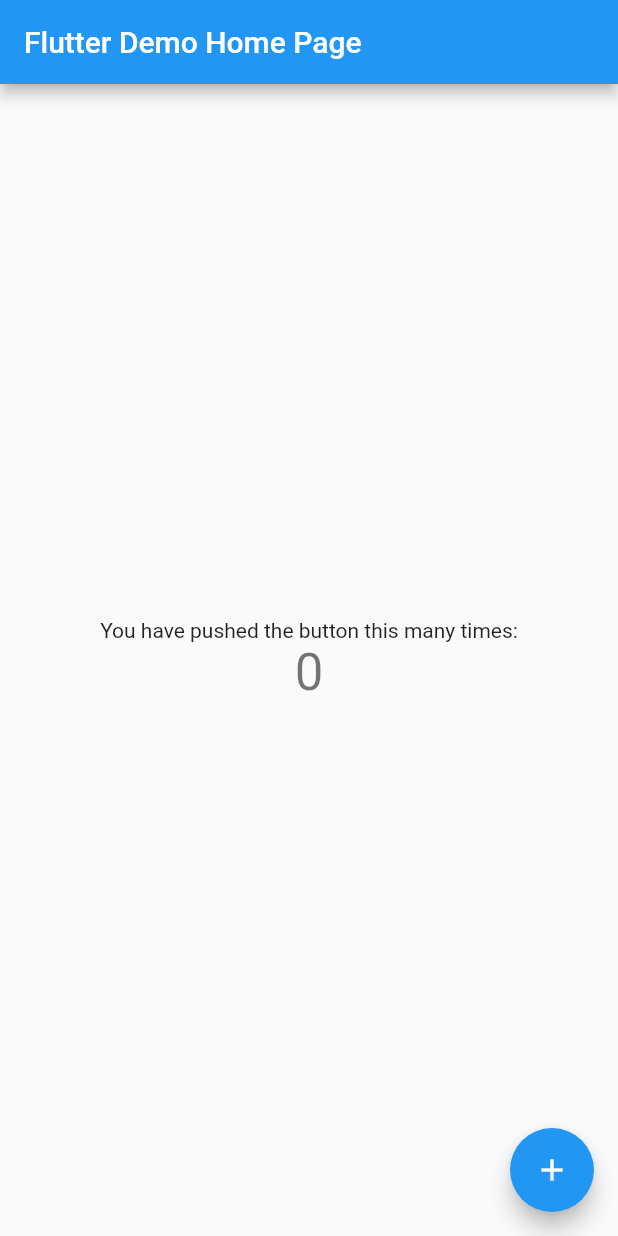
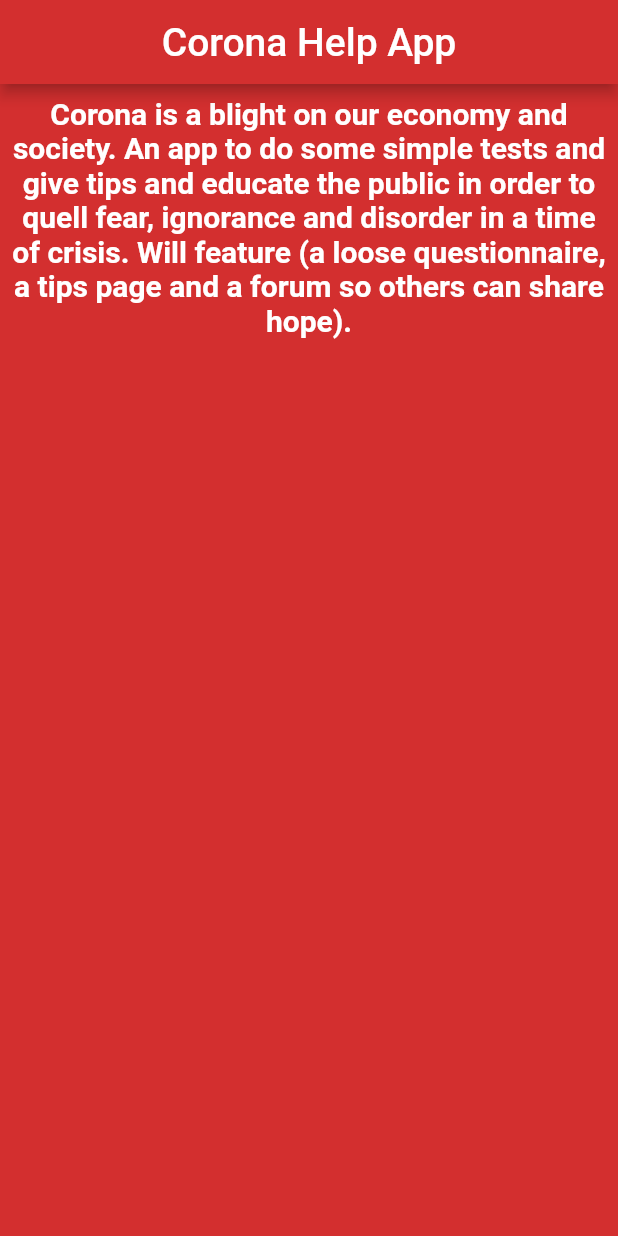
Before and after one commit to BlinkCreator/covid19help_app, a Flutter app: the screen it shows after launch, on a phone screen of 412 x 824 dp. Run offline on Flutter 3.47's test engine with Material 2 defaults, Android fonts, the phone set to English and light mode, and no system bars.

Commit message:
Initial changes

```diff
--- a/lib/main.dart
+++ b/lib/main.dart
@@ -1,111 +1,39 @@
 import 'package:flutter/material.dart';
 
-void main() => runApp(MyApp());
+void main() {
+  return runApp(
+    MaterialApp(
+      home: Scaffold(
+        backgroundColor: Colors.red[700],
+        appBar: AppBar(
+          title: Center(child: Text('Corona Help App', style: TextStyle(fontSize: 26),)),
+          backgroundColor: Colors.red[700],
+        ),
+        body: CoronaHelpApp(),
+      ),
+    ),
+  );
+}
 
-class MyApp extends StatelessWidget {
-  // This widget is the root of your application.
+class CoronaHelpApp extends StatelessWidget {
   @override
   Widget build(BuildContext context) {
-    return MaterialApp(
-      title: 'Flutter Demo',
-      theme: ThemeData(
-        // This is the theme of your application.
-        //
-        // Try running your application with "flutter run". You'll see the
-        // application has a blue toolbar. Then, without quitting the app, try
-        // changing the primarySwatch below to Colors.green and then invoke
-        // "hot reload" (press "r" in the console where you ran "flutter run",
-        // or simply save your changes to "hot reload" in a Flutter IDE).
-        // Notice that the counter didn't reset back to zero; the application
-        // is not restarted.
-        primarySwatch: Colors.blue,
+    return Padding(
+      padding: const EdgeInsets.all(8.0),
+      child: Text(
+        "Corona is a blight on our economy and society. An "
+            "app to do some simple tests and give tips "
+            "and educate the public in order to quell fear, "
+            "ignorance and disorder in a time of crisis. Will "
+            "feature (a loose questionnaire, a tips page and a "
+            "forum so others can share hope).",
+        textAlign: TextAlign.center,
+        style: TextStyle(
+          color: Colors.white,
+          fontWeight: FontWeight.bold,
+          fontSize: 20,
+        ),
       ),
-      home: MyHomePage(title: 'Flutter Demo Home Page'),
     );
   }
 }
-
-class MyHomePage extends StatefulWidget {
-  MyHomePage({Key key, this.title}) : super(key: key);
-
-  // This widget is the home page of your application. It is stateful, meaning
-  // that it has a State object (defined below) that contains fields that affect
-  // how it looks.
-
-  // This class is the configuration for the state. It holds the values (in this
-  // case the title) provided by the parent (in this case the App widget) and
-  // used by the build method of the State. Fields in a Widget subclass are
-  // always marked "final".
-
-  final String title;
-
-  @override
-  _MyHomePageState createState() => _MyHomePageState();
-}
-
-class _MyHomePageState extends State<MyHomePage> {
-  int _counter = 0;
-
-  void _incrementCounter() {
-    setState(() {
-      // This call to setState tells the Flutter framework that something has
-      // changed in this State, which causes it to rerun the build method below
-      // so that the display can reflect the updated values. If we changed
-      // _counter without calling setState(), then the build method would not be
-      // called again, and so nothing would appear to happen.
-      _counter++;
-    });
-  }
-
-  @override
-  Widget build(BuildContext context) {
-    // This method is rerun every time setState is called, for instance as done
-    // by the _incrementCounter method above.
-    //
-    // The Flutter framework has been optimized to make rerunning build methods
-    // fast, so that you can just rebuild anything that needs updating rather
-    // than having to individually change instances of widgets.
-    return Scaffold(
-      appBar: AppBar(
-        // Here we take the value from the MyHomePage object that was created by
-        // the App.build method, and use it to set our appbar title.
-        title: Text(widget.title),
-      ),
-      body: Center(
-        // Center is a layout widget. It takes a single child and positions it
-        // in the middle of the parent.
-        child: Column(
-          // Column is also a layout widget. It takes a list of children and
-          // arranges them vertically. By default, it sizes itself to fit its
-          // children horizontally, and tries to be as tall as its parent.
-          //
-          // Invoke "debug painting" (press "p" in the console, choose the
-          // "Toggle Debug Paint" action from the Flutter Inspector in Android
-          // Studio, or the "Toggle Debug Paint" command in Visual Studio Code)
-          // to see the wireframe for each widget.
-          //
-          // Column has various properties to control how it sizes itself and
-          // how it positions its children. Here we use mainAxisAlignment to
-          // center the children vertically; the main axis here is the vertical
-          // axis because Columns are vertical (the cross axis would be
-          // horizontal).
-          mainAxisAlignment: MainAxisAlignment.center,
-          children: <Widget>[
-            Text(
-              'You have pushed the button this many times:',
-            ),
-            Text(
-              '$_counter',
-              style: Theme.of(context).textTheme.display1,
-            ),
-          ],
-        ),
-      ),
-      floatingActionButton: FloatingActionButton(
-        onPressed: _incrementCounter,
-        tooltip: 'Increment',
-        child: Icon(Icons.add),
-      ), // This trailing comma makes auto-formatting nicer for build methods.
-    );
-  }
-}
```
